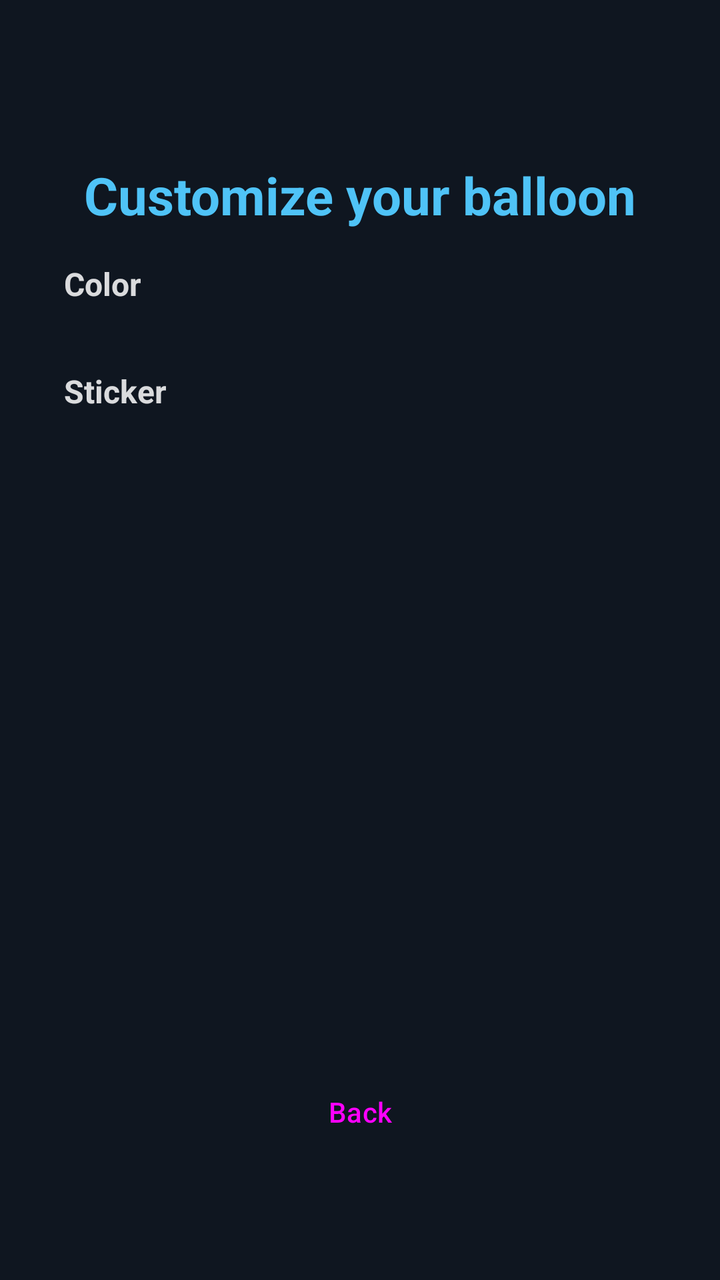
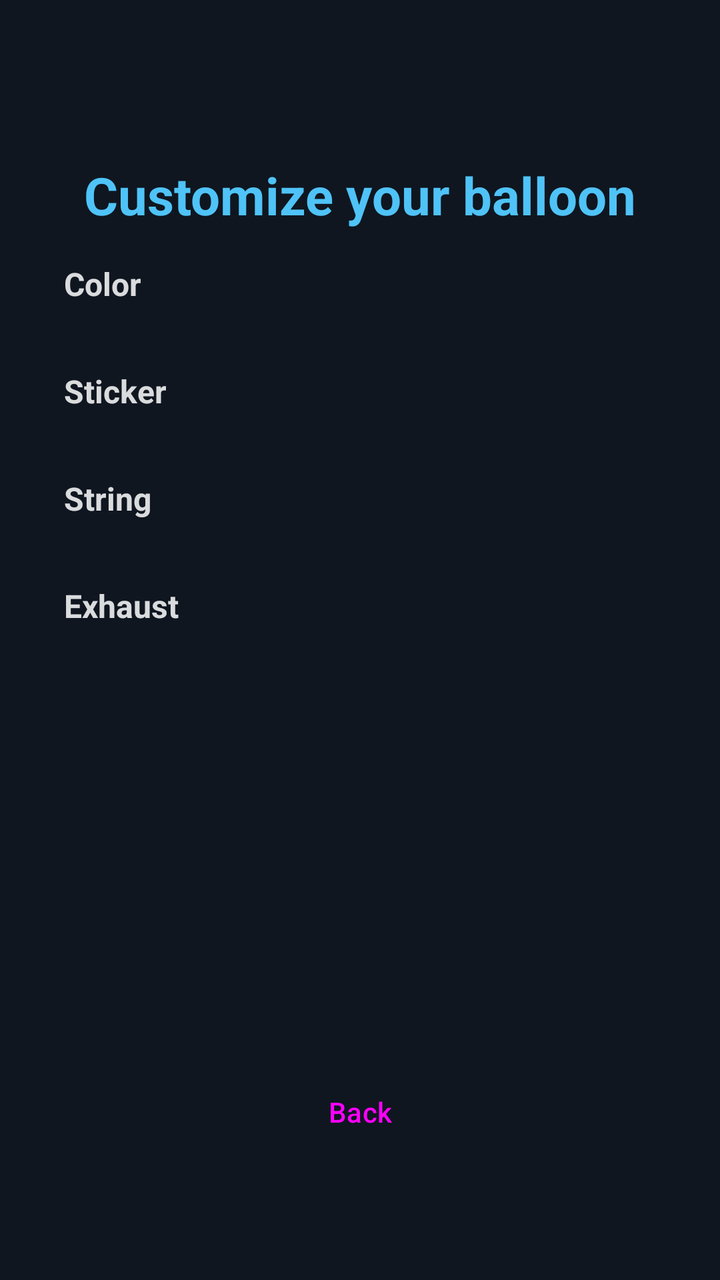

An Android layout rendered at two revisions. The XML below is the earlier revision; the diff shows what the commit changed to produce the second picture.
<!-- AndroidManifest.xml: activity theme Theme.Balls -->
<!-- res/layout/activity_customize.xml -->
<?xml version="1.0" encoding="utf-8"?>
<androidx.constraintlayout.widget.ConstraintLayout xmlns:android="http://schemas.android.com/apk/res/android"
    xmlns:app="http://schemas.android.com/apk/res-auto"
    android:layout_width="match_parent"
    android:layout_height="match_parent"
    android:background="@color/background_dark"
    android:padding="32dp">

    <TextView
        android:id="@+id/customizeTitle"
        android:layout_width="wrap_content"
        android:layout_height="wrap_content"
        android:layout_marginTop="48dp"
        android:text="@string/customize_title"
        android:textColor="@color/player_color"
        android:textSize="26sp"
        android:textStyle="bold"
        app:layout_constraintTop_toTopOf="parent"
        app:layout_constraintStart_toStartOf="parent"
        app:layout_constraintEnd_toEndOf="parent" />

    <ScrollView
        android:id="@+id/customizeScroll"
        android:layout_width="match_parent"
        android:layout_height="0dp"
        android:layout_marginTop="16dp"
        app:layout_constraintTop_toBottomOf="@id/customizeTitle"
        app:layout_constraintBottom_toTopOf="@id/backButton"
        app:layout_constraintStart_toStartOf="parent"
        app:layout_constraintEnd_toEndOf="parent">

        <LinearLayout
            android:layout_width="match_parent"
            android:layout_height="wrap_content"
            android:orientation="vertical">

            <TextView
                android:id="@+id/colorSectionTitle"
                android:layout_width="wrap_content"
                android:layout_height="wrap_content"
                android:text="@string/customize_color_section"
                android:textColor="@color/hud_text"
                android:textSize="16sp"
                android:textStyle="bold"
                android:alpha="0.85" />

            <LinearLayout
                android:id="@+id/colorGrid"
                android:layout_width="match_parent"
                android:layout_height="wrap_content"
                android:layout_marginTop="8dp"
                android:orientation="vertical" />

            <TextView
                android:id="@+id/stickerSectionTitle"
                android:layout_width="wrap_content"
                android:layout_height="wrap_content"
                android:layout_marginTop="24dp"
                android:text="@string/customize_sticker_section"
                android:textColor="@color/hud_text"
                android:textSize="16sp"
                android:textStyle="bold"
                android:alpha="0.85" />

            <LinearLayout
                android:id="@+id/stickerGrid"
                android:layout_width="match_parent"
                android:layout_height="wrap_content"
                android:layout_marginTop="8dp"
                android:orientation="vertical" />

        </LinearLayout>

    </ScrollView>

    <Button
        android:id="@+id/backButton"
        style="?attr/materialButtonOutlinedStyle"
        android:layout_width="240dp"
        android:layout_height="56dp"
        android:layout_marginBottom="24dp"
        android:text="@string/customize_back"
        app:layout_constraintBottom_toBottomOf="parent"
        app:layout_constraintStart_toStartOf="parent"
        app:layout_constraintEnd_toEndOf="parent" />

</androidx.constraintlayout.widget.ConstraintLayout>
<!-- resources referenced by this layout -->
<resources>
  <color name="background_dark">#0F1620</color>
  <color name="hud_text">#FFFFFF</color>
  <color name="player_color">#4FC3F7</color>
  <string name="customize_back">Back</string>
  <string name="customize_color_section">Color</string>
  <string name="customize_sticker_section">Sticker</string>
  <string name="customize_title">Customize your balloon</string>
  <style name="Theme.Balls" parent="Theme.Material3.DayNight.NoActionBar">
          <item name="colorPrimary">@color/accent</item>
          <item name="android:statusBarColor">@color/background_dark</item>
          <item name="android:windowBackground">@color/background_dark</item>
      </style>
  <color name="accent">#FFC107</color>
</resources>

<!-- the commit's change to res/layout/activity_customize.xml (unified diff, before → after) -->
@@ -69,6 +69,42 @@
                 android:layout_marginTop="8dp"
                 android:orientation="vertical" />
 
+            <TextView
+                android:id="@+id/cordSectionTitle"
+                android:layout_width="wrap_content"
+                android:layout_height="wrap_content"
+                android:layout_marginTop="24dp"
+                android:text="@string/customize_cord_section"
+                android:textColor="@color/hud_text"
+                android:textSize="16sp"
+                android:textStyle="bold"
+                android:alpha="0.85" />
+
+            <LinearLayout
+                android:id="@+id/cordGrid"
+                android:layout_width="match_parent"
+                android:layout_height="wrap_content"
+                android:layout_marginTop="8dp"
+                android:orientation="vertical" />
+
+            <TextView
+                android:id="@+id/exhaustSectionTitle"
+                android:layout_width="wrap_content"
+                android:layout_height="wrap_content"
+                android:layout_marginTop="24dp"
+                android:text="@string/customize_exhaust_section"
+                android:textColor="@color/hud_text"
+                android:textSize="16sp"
+                android:textStyle="bold"
+                android:alpha="0.85" />
+
+            <LinearLayout
+                android:id="@+id/exhaustGrid"
+                android:layout_width="match_parent"
+                android:layout_height="wrap_content"
+                android:layout_marginTop="8dp"
+                android:orientation="vertical" />
+
         </LinearLayout>
 
     </ScrollView>
<!-- resource entries referenced after the edit -->
@@ -5,6 +5,8 @@
   <color name="player_color">#4FC3F7</color>
   <string name="customize_back">Back</string>
   <string name="customize_color_section">Color</string>
+  <string name="customize_cord_section">String</string>
+  <string name="customize_exhaust_section">Exhaust</string>
   <string name="customize_sticker_section">Sticker</string>
   <string name="customize_title">Customize your balloon</string>
   <style name="Theme.Balls" parent="Theme.Material3.DayNight.NoActionBar">
